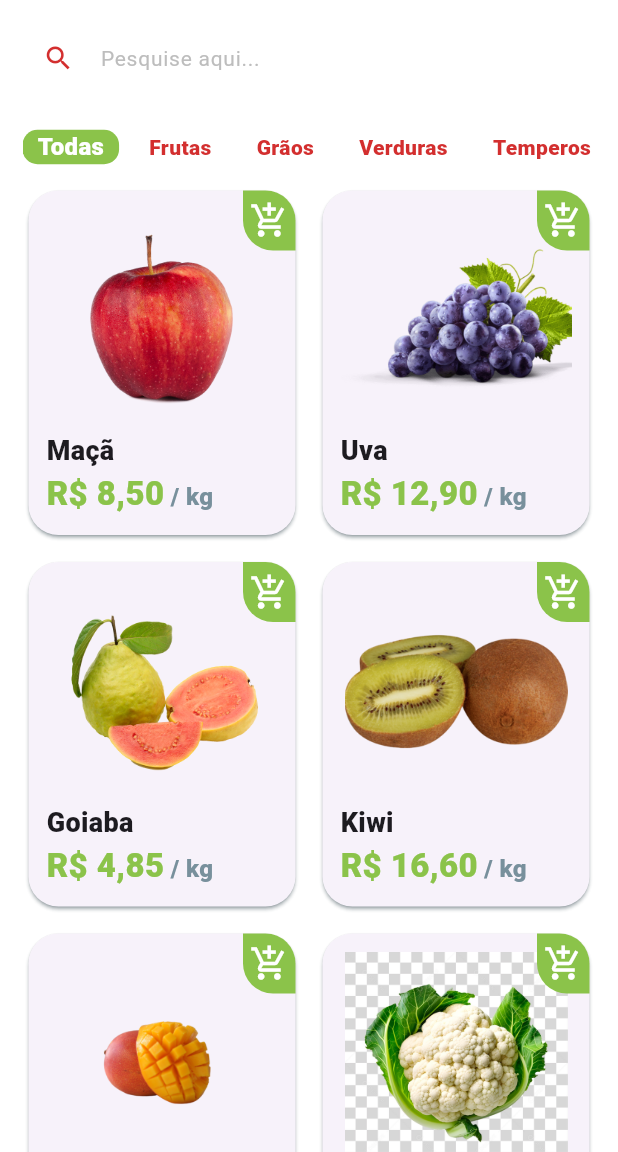
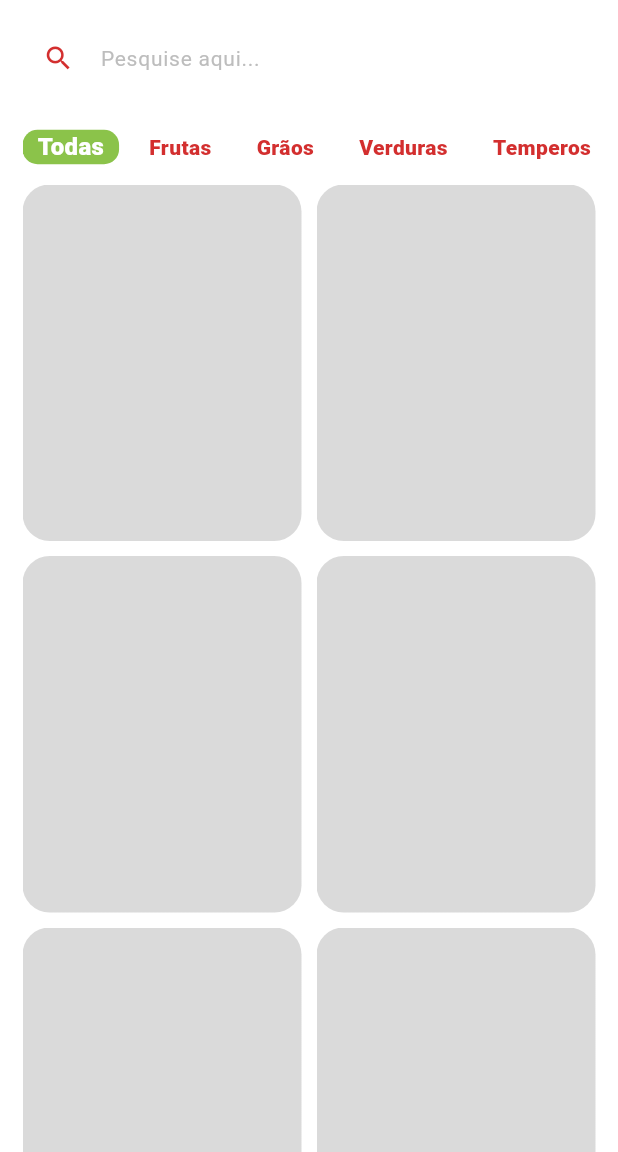
Before and after one commit to jeanfdq/greengrocer, a Flutter app: the HomeTab screen opened directly, on a phone screen of 412 x 824 dp, the part 84-1236 px from its top. Run offline on Flutter 3.47's test engine with Material 3 defaults, Android fonts, the phone set to English and light mode, and no system bars; drawn by our look-alikes of shimmer; our stand-ins replace animated_text_kit, fluttertoast, mask_text_input_formatter, qr_flutter; missing offline and left inert: add_to_cart_animation.

Commit message:
Adicionando o Shimmer

```diff
--- /dev/null
+++ b/lib/screens/components/custom_shimmer.dart
@@ -0,0 +1,41 @@
+import 'package:flutter/material.dart';
+import 'package:shimmer/shimmer.dart';
+
+class CustomShimmer extends StatelessWidget {
+  final double height;
+  final double width;
+  final Color? baseColor;
+  final Color? highlightColor;
+  final bool isRounded;
+  final BorderRadius? borderRadius;
+
+  const CustomShimmer({
+    super.key,
+    required this.height,
+    required this.width,
+    this.baseColor,
+    this.highlightColor,
+    this.isRounded = false,
+    this.borderRadius,
+  });
+
+  @override
+  Widget build(BuildContext context) {
+    return SizedBox(
+      width: width,
+      height: height,
+      child: Shimmer.fromColors(
+        baseColor: baseColor ?? Colors.grey.shade800,
+        highlightColor: highlightColor ?? Colors.grey.shade500,
+        child: Container(
+          decoration: BoxDecoration(
+            color: Colors.white.withAlpha(50),
+            borderRadius:
+                borderRadius ??
+                BorderRadius.circular(isRounded ? height / 2 : 0),
+          ),
+        ),
+      ),
+    );
+  }
+}
--- a/lib/screens/home_tab.dart
+++ b/lib/screens/home_tab.dart
@@ -4,8 +4,10 @@ import 'package:flutter/material.dart';
 import 'package:greengrocer/config/app_data.dart' as AppData;
 import 'package:greengrocer/config/custom_colors.dart';
 import 'package:greengrocer/screens/components/category_tale.dart';
+import 'package:greengrocer/screens/components/custom_shimmer.dart';
 import 'package:greengrocer/screens/components/product_item_tale.dart';
 import 'package:greengrocer/screens/product_screen.dart';
+import 'package:greengrocer/utils/constants/constants.dart';
 
 class HomeTab extends StatefulWidget {
   const HomeTab({super.key});
@@ -23,6 +25,19 @@ class _HomeTabState extends State<HomeTab> {
 
   void itemSelectedCartAnimation(GlobalKey gkImage) {
     runAddToCartAnimation(gkImage);
+  }
+
+  bool isLoading = true;
+
+  @override
+  void initState() {
+    super.initState();
+    Future.delayed(
+      Duration(seconds: 4),
+      () => setState(() {
+        isLoading = false;
+      }),
+    );
   }
 
   @override
@@ -136,10 +151,31 @@ class _HomeTabState extends State<HomeTab> {
 
             // List GridView
             Expanded(
-              child: GridView.builder(
+              child: isLoading
+                  ? GridView.count(
+                      crossAxisCount: 2,
                       physics: BouncingScrollPhysics(),
                       padding: EdgeInsets.fromLTRB(15, 5, 15, 15),
-                gridDelegate: const SliverGridDelegateWithFixedCrossAxisCount(
+
+                      mainAxisSpacing: 10,
+                      crossAxisSpacing: 10,
+                      childAspectRatio: 9 / 11.5,
+                      children: List.generate(
+                        10,
+                        (index) => CustomShimmer(
+                          height: double.infinity,
+                          width: double.infinity,
+                          borderRadius: BorderRadius.circular(
+                            KUtils.kRadiusDefault,
+                          ),
+                        ),
+                      ),
+                    )
+                  : GridView.builder(
+                      physics: BouncingScrollPhysics(),
+                      padding: EdgeInsets.fromLTRB(15, 5, 15, 15),
+                      gridDelegate:
+                          const SliverGridDelegateWithFixedCrossAxisCount(
                             crossAxisCount: 2,
                             mainAxisSpacing: 10,
                             crossAxisSpacing: 10,
--- a/pubspec.yaml
+++ b/pubspec.yaml
@@ -42,6 +42,7 @@ dependencies:
   qr_flutter: ^4.1.0
   add_to_cart_animation: ^2.0.4
   fluttertoast: ^8.2.12
+  shimmer: ^3.0.0
 
 dev_dependencies:
   flutter_test:
```
Also changed, not shown: pubspec.lock. Lines whose indentation alone changed are shown as unchanged.
